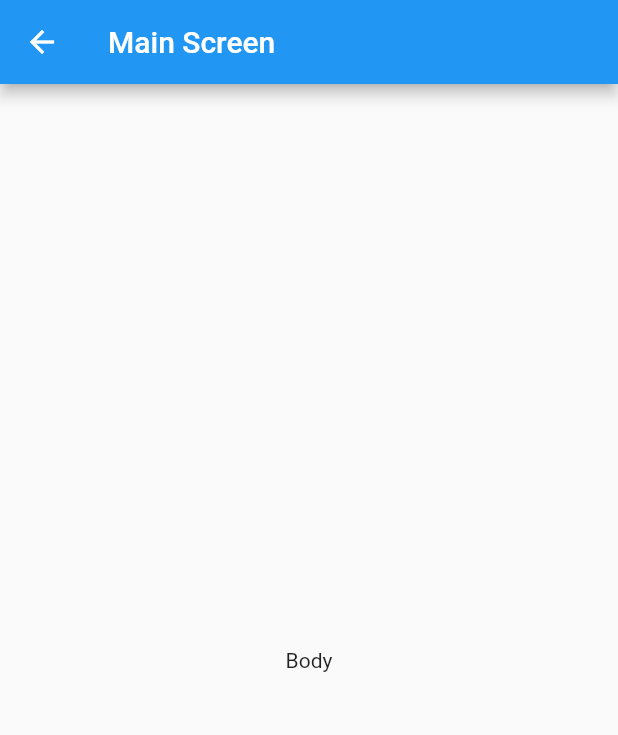
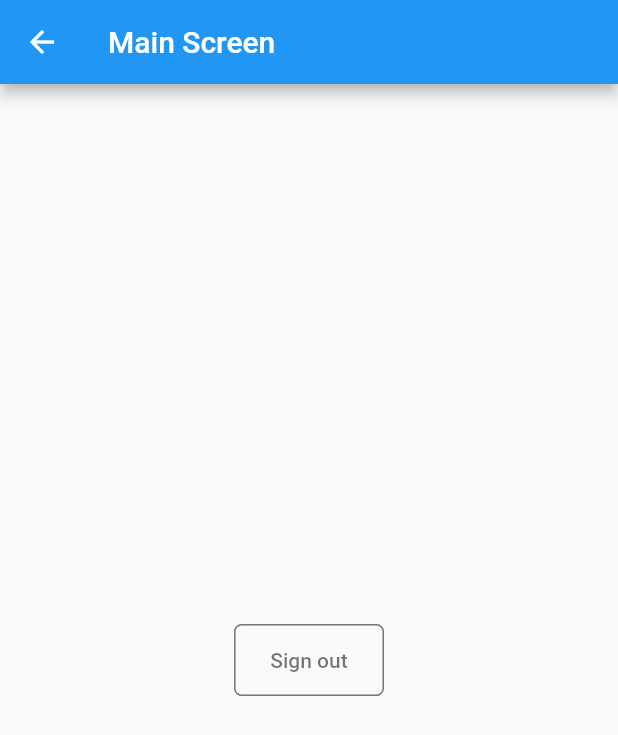
Before and after one commit to baileytye/Flutter-Decisive, a Flutter app: the MainScreen screen opened by its route, on a phone screen of 412 x 824 dp. Shown: the top 735 px of the screen. Run offline on Flutter 3.47's test engine with Material 2 defaults, Android fonts, the phone set to English and light mode, and no system bars.

```diff
--- a/lib/main.dart
+++ b/lib/main.dart
@@ -7,6 +7,7 @@ class MyApp extends StatelessWidget {
   @override
   Widget build(BuildContext context) {
     return MaterialApp(
+      debugShowCheckedModeBanner: false,
       theme: ThemeData(
         primarySwatch: Colors.blue,
       ),
--- /dev/null
+++ b/lib/ui/common/widget_flat_button.dart
@@ -0,0 +1,30 @@
+import 'package:flutter/material.dart';
+
+class MyFlatButton extends StatelessWidget {
+  final width, text;
+  final Function onPress;
+
+  MyFlatButton(
+      {this.width = double.infinity,
+      this.text = 'Button',
+      @required this.onPress});
+
+  @override
+  Widget build(BuildContext context) {
+    return SizedBox(
+      height: 48,
+      width: width,
+      child: OutlineButton(
+        highlightedBorderColor: Colors.black,
+        borderSide: BorderSide(color: Colors.black54),
+        onPressed: onPress,
+        child: Text(
+          text,
+          style: TextStyle(color: Colors.black54),
+        ),
+        shape: RoundedRectangleBorder(
+            borderRadius: BorderRadius.all(Radius.circular(5))),
+      ),
+    );
+  }
+}
--- a/lib/ui/common/widget_text_button.dart
+++ b/lib/ui/common/widget_text_button.dart
@@ -1,10 +1,10 @@
 import 'package:flutter/material.dart';
 
-class TextButton extends StatelessWidget {
+class MyTextButton extends StatelessWidget {
   final String title;
   final Function onPress;
 
-  TextButton({this.title = 'Give this button text', @required this.onPress});
+  MyTextButton({this.title = 'Give this button text', @required this.onPress});
 
   @override
   Widget build(BuildContext context) {
--- a/lib/ui/main/screen_main.dart
+++ b/lib/ui/main/screen_main.dart
@@ -1,4 +1,7 @@
+import 'package:decisive/ui/common/widget_flat_button.dart';
 import 'package:flutter/material.dart';
+
+import '../../router.dart';
 
 class MainScreen extends StatelessWidget {
   @override
@@ -8,7 +11,13 @@ class MainScreen extends StatelessWidget {
         title: Text("Main Screen"),
       ),
       body: Center(
-        child: Text("Body"),
+        child: MyFlatButton(
+          width: 100.0,
+          text: 'Sign out',
+          onPress: () {
+            Navigator.pushReplacementNamed(context, Router.rootScreen);
+          },
+        ),
       ),
     );
   }
```
Also changed, not shown: lib/colors.dart (deleted, +0 -11 lines), lib/resources/dimensions.dart (renamed from lib/dimensions.dart).
